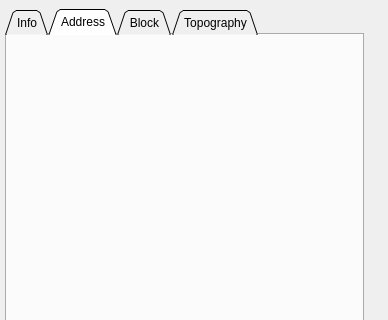
Qt form ui_files/QgisVdoDockwidgetBase.ui (lugovskovp/QGIS_VDO) before a commit; both pictures show x 0 to 388 and y 0 to 320 of the 388 by 626 pixel window.
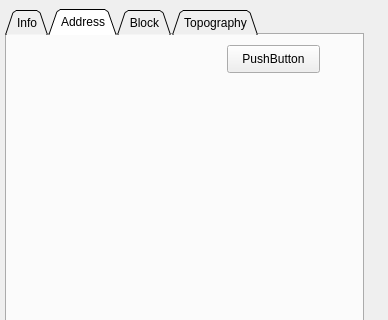
The same form after that commit. The open tabs and pages were chosen to show the change. Custom widgets are drawn as their Qt base class.

Commit message: feat: mvp area_a show button

What changed in the file:
```diff
--- a/ui_files/QgisVdoDockwidgetBase.ui
+++ b/ui_files/QgisVdoDockwidgetBase.ui
@@ -701,6 +701,19 @@
        <attribute name="title">
         <string>Address</string>
        </attribute>
+       <widget class="QPushButton" name="pb_Action">
+        <property name="geometry">
+         <rect>
+          <x>220</x>
+          <y>10</y>
+          <width>93</width>
+          <height>28</height>
+         </rect>
+        </property>
+        <property name="text">
+         <string>PushButton</string>
+        </property>
+       </widget>
       </widget>
       <widget class="QWidget" name="tab_block">
        <attribute name="title">
```
Left out of the diff: 2 changed lines with no effect on the pictures. The commit also changes 1 other file.
